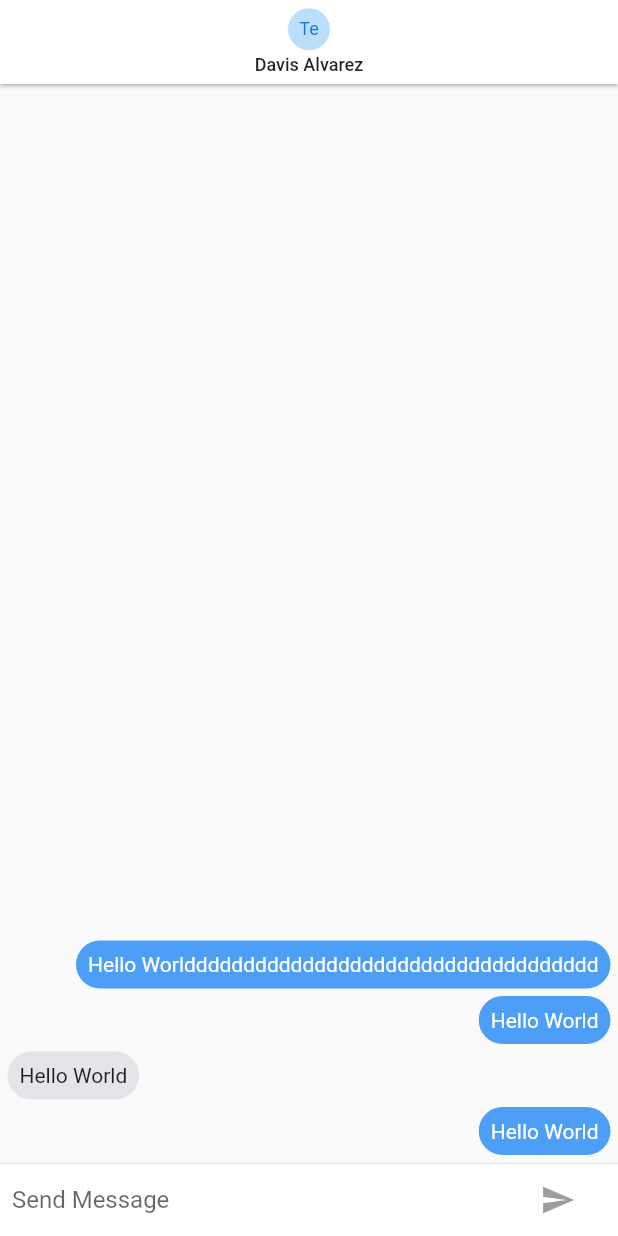
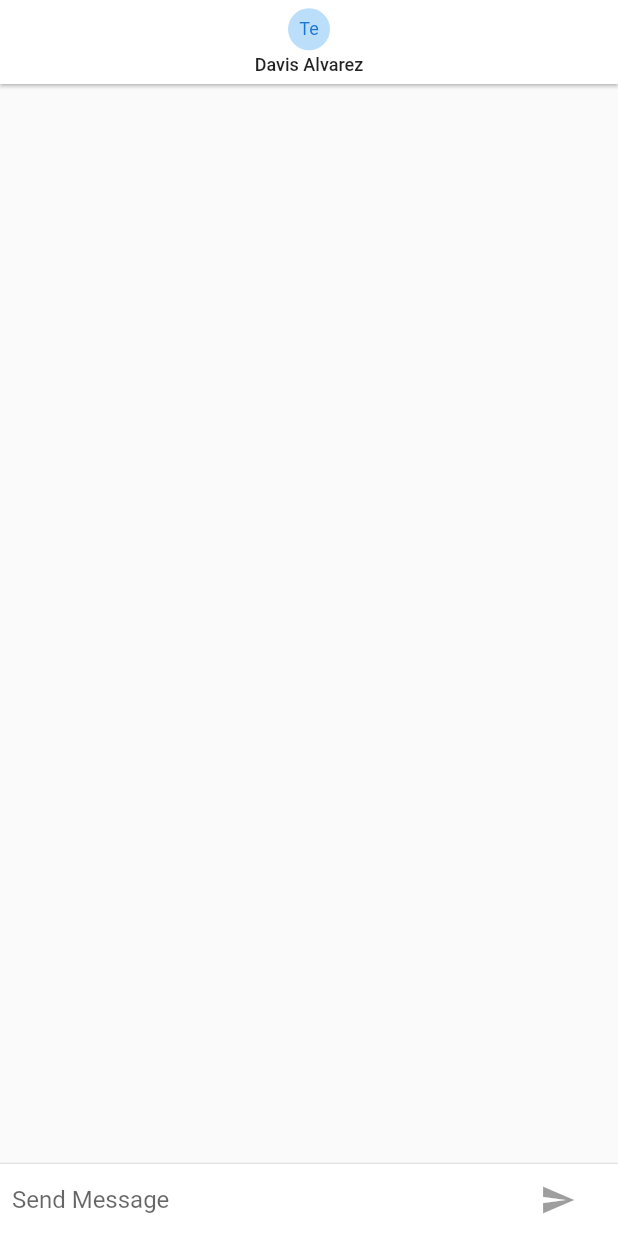
Before and after one commit to davisclick/flutter-chat-socket-io, a Flutter app: the screen it shows after launch, on a phone screen of 412 x 824 dp. Run offline on Flutter 3.47's test engine with Material 2 defaults, Android fonts, the phone set to English and light mode, and no system bars; our stand-ins replace pull_to_refresh.

Commit message:
Adding annimations

```diff
--- a/lib/pages/chat_page.dart
+++ b/lib/pages/chat_page.dart
@@ -11,18 +11,13 @@ class ChatPage extends StatefulWidget {
   _ChatPageState createState() => _ChatPageState();
 }
 
-class _ChatPageState extends State<ChatPage> {
+class _ChatPageState extends State<ChatPage> with TickerProviderStateMixin {
 
   final _textController = new TextEditingController();
   final _focusNode = new FocusNode();
   bool _isWriting = false;
 
-  List<ChatMessage> _messages = [
-    ChatMessage( uid: '123', text: 'Hello World', ),
-    ChatMessage( uid: '1243', text: 'Hello World', ),
-    ChatMessage( uid: '123', text: 'Hello World', ),
-    ChatMessage( uid: '123', text: 'Hello Worlddddddddddddddddddddddddddddddddddd', ),
-  ];
+  List<ChatMessage> _messages = [];
 
   @override
   Widget build(BuildContext context) {
@@ -121,6 +116,9 @@ class _ChatPageState extends State<ChatPage> {
    }
 
    _handleSummit( String text ){
+
+     if( text.length == 0 ) return;
+
      print(text);
      _textController.clear();
      _focusNode.requestFocus();
@@ -128,9 +126,11 @@ class _ChatPageState extends State<ChatPage> {
      final newMessage = new ChatMessage(
        uid: '123',
        text: text,
+       animationController: AnimationController(vsync: this, duration: Duration( milliseconds: 400 )),
      );
 
      _messages.insert(0, newMessage);
+    newMessage.animationController.forward();
 
      setState(() {
         _isWriting = false;
--- a/lib/widgets/chat_message.dart
+++ b/lib/widgets/chat_message.dart
@@ -4,19 +4,27 @@ class ChatMessage extends StatelessWidget {
 
   final String text;
   final String uid;
+  final AnimationController animationController;
 
   const ChatMessage({
     Key key,
-    this.text,
-    this.uid
+    @required this.text,
+    @required this.uid,
+    @required this.animationController
   }) : super(key: key);
 
   @override
   Widget build(BuildContext context) {
-    return Container(
-      child: this.uid == '123'
-      ? _myMessage()
-      : _notMyMessage(),
+    return FadeTransition(
+        opacity: animationController,
+        child: SizeTransition(
+          sizeFactor: CurvedAnimation( parent: animationController, curve: Curves.easeOut ),
+          child: Container(
+          child: this.uid == '123'
+          ? _myMessage()
+          : _notMyMessage(),
+      ),
+        ),
     );
   }
 
```
